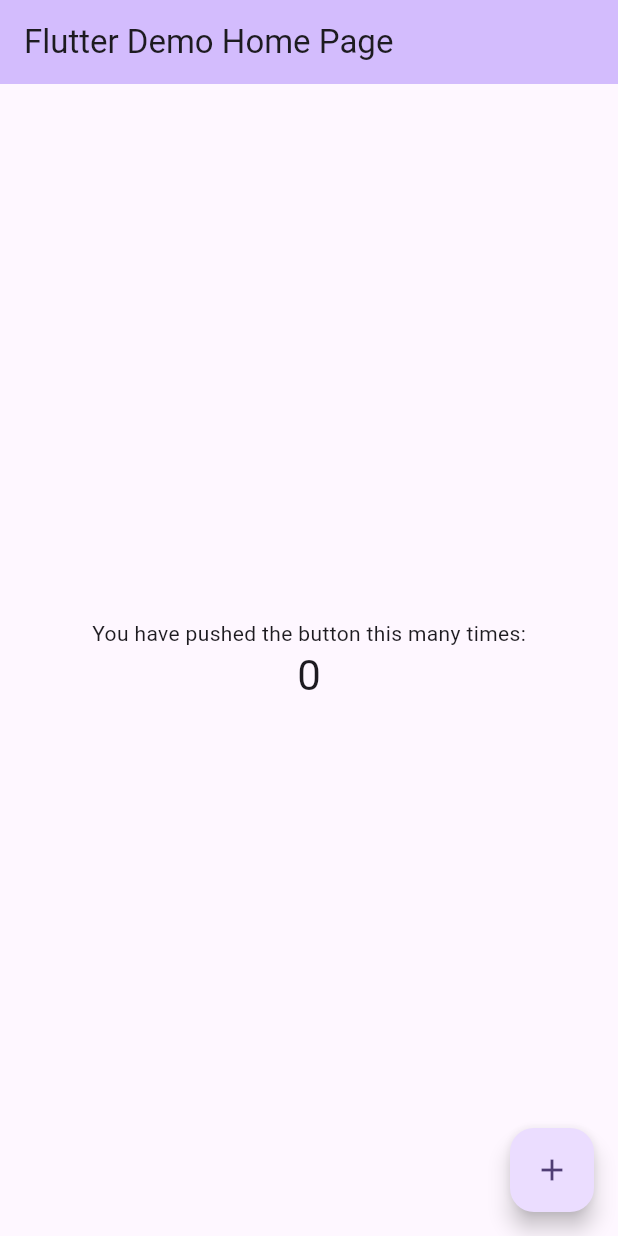
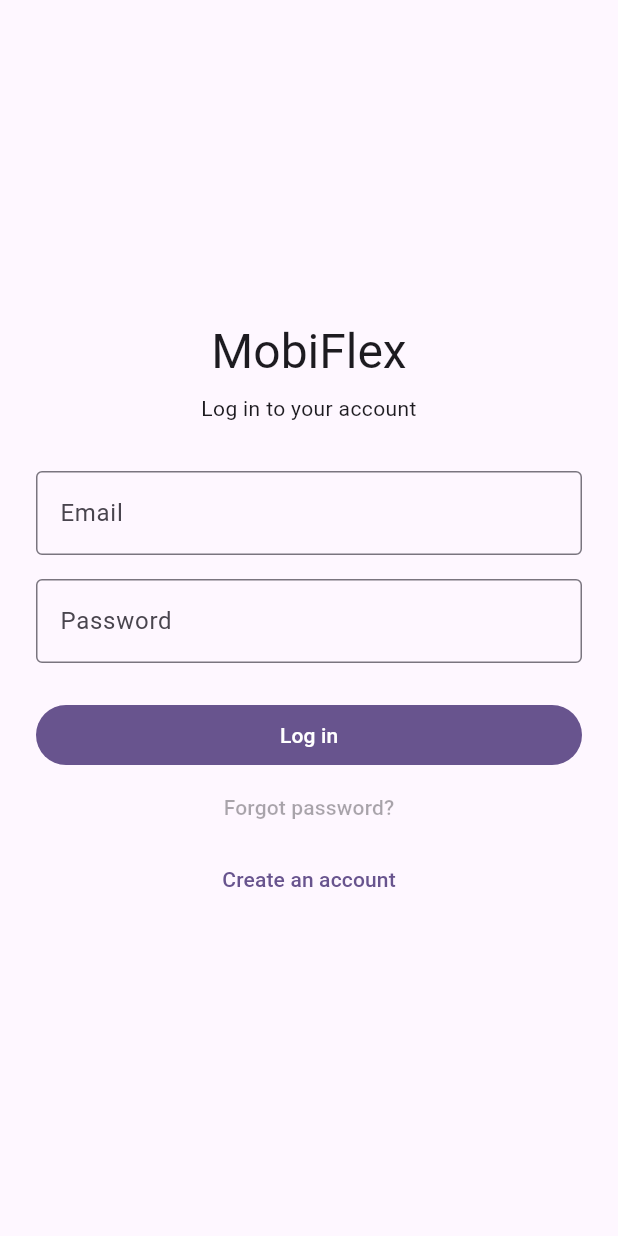
Before and after one commit to jxc03/_MobiFlex, a Flutter app: the screen it shows after launch, on a phone screen of 412 x 824 dp. Run offline on Flutter 3.47's test engine with Material 3 defaults, Android fonts, the phone set to English and light mode, and no system bars; our stand-ins replace firebase_auth, firebase_core; accounts and stored records are empty.

Commit message:
Add Firebase login and registration screens

```diff
--- a/mobiflex_application/lib/main.dart
+++ b/mobiflex_application/lib/main.dart
@@ -1,6 +1,16 @@
 import 'package:flutter/material.dart';
+import 'package:firebase_core/firebase_core.dart';
 
-void main() {
+import 'firebase_options.dart';
+import 'screens/login_screen.dart';
+
+Future<void> main() async {
+  WidgetsFlutterBinding.ensureInitialized(); // PREPARE FLUTTER BEFORE WE USE A PLUGIN
+
+  await Firebase.initializeApp( // SETS UP FIREBASE USING THE GENERATED CONFIGURATION + AWAIT- WAITS FOR SETUP TO FINISH BEFORE CALLING RUNAPP
+    options: DefaultFirebaseOptions.currentPlatform, // SELECTS THE CONFIGURATION FOR WEB/ANDROID AUTOMA
+  );
+
   runApp(const MyApp());
 }
 
@@ -30,7 +40,7 @@
         // tested with just a hot reload.
         colorScheme: ColorScheme.fromSeed(seedColor: Colors.deepPurple),
       ),
-      home: const MyHomePage(title: 'Flutter Demo Home Page'),
+      home: const LoginScreen(),
     );
   }
 }
--- /dev/null
+++ b/mobiflex_application/lib/screens/login_screen.dart
@@ -0,0 +1,174 @@
+import 'package:flutter/material.dart';
+import 'register_screen.dart';
+import 'package:firebase_auth/firebase_auth.dart';
+
+/// The login screen for MobiFlex.
+class LoginScreen extends StatefulWidget {
+  const LoginScreen({super.key});
+
+  @override
+  State<LoginScreen> createState() => _LoginScreenState();
+}
+
+class _LoginScreenState extends State<LoginScreen> {
+  final _formKey = GlobalKey<FormState>();
+
+  final _emailController = TextEditingController();
+  final _passwordController = TextEditingController();
+  bool _isLoading = false;
+  @override
+  void dispose() {
+    _emailController.dispose();
+    _passwordController.dispose();
+    super.dispose();
+  }
+
+  Future<void> _submit() async {
+    if (_isLoading || !_formKey.currentState!.validate()) {
+      return;
+    }
+
+    setState(() => _isLoading = true);
+
+    try {
+      await FirebaseAuth.instance.signInWithEmailAndPassword(
+        email: _emailController.text.trim(),
+        password: _passwordController.text,
+      );
+
+      if (!mounted) return;
+
+      _passwordController.clear();
+
+      ScaffoldMessenger.of(
+        context,
+      ).showSnackBar(const SnackBar(content: Text('Logged in successfully')));
+    } on FirebaseAuthException catch (e) {
+      if (!mounted) return;
+
+      final message = switch (e.code) {
+        'invalid-credential' ||
+        'wrong-password' ||
+        'user-not-found' => 'Unable to log in. Check your email and password.',
+        'too-many-requests' => 'Too many attempts. Please try again later.',
+        'network-request-failed' =>
+          'Check your internet connection and try again.',
+        _ => 'Unable to log in. Please try again.',
+      };
+
+      ScaffoldMessenger.of(
+        context,
+      ).showSnackBar(SnackBar(content: Text(message)));
+    } catch (_) {
+      if (!mounted) return;
+
+      ScaffoldMessenger.of(context).showSnackBar(
+        const SnackBar(
+          content: Text('Something went wrong. Please try again.'),
+        ),
+      );
+    } finally {
+      if (mounted) {
+        setState(() => _isLoading = false);
+      }
+    }
+  }
+
+  @override
+  Widget build(BuildContext context) {
+    return Scaffold(
+      body: SafeArea(
+        child: Center(
+          child: SingleChildScrollView(
+            padding: const EdgeInsets.all(24),
+            child: ConstrainedBox(
+              constraints: const BoxConstraints(maxWidth: 400),
+              child: Form(
+                key: _formKey,
+                child: Column(
+                  mainAxisSize: MainAxisSize.min,
+                  crossAxisAlignment: CrossAxisAlignment.stretch,
+                  children: [
+                    Text(
+                      'MobiFlex',
+                      textAlign: TextAlign.center,
+                      style: Theme.of(context).textTheme.headlineLarge,
+                    ),
+                    const SizedBox(height: 8),
+                    const Text(
+                      'Log in to your account',
+                      textAlign: TextAlign.center,
+                    ),
+                    const SizedBox(height: 32),
+                    TextFormField(
+                      controller: _emailController,
+                      keyboardType: TextInputType.emailAddress,
+                      decoration: const InputDecoration(
+                        labelText: 'Email',
+                        border: OutlineInputBorder(),
+                      ),
+                      validator: (value) {
+                        final email = (value ?? '').trim();
+
+                        if (email.isEmpty) {
+                          return 'Enter your email';
+                        }
+
+                        if (!RegExp(
+                          r'^[^@\s]+@[^@\s]+\.[^@\s]+$',
+                        ).hasMatch(email)) {
+                          return 'Enter a valid email address';
+                        }
+
+                        return null;
+                      },
+                    ),
+                    const SizedBox(height: 16),
+                    TextFormField(
+                      controller: _passwordController,
+                      obscureText: true,
+                      decoration: const InputDecoration(
+                        labelText: 'Password',
+                        border: OutlineInputBorder(),
+                      ),
+                      validator: (value) {
+                        if (value == null || value.isEmpty) {
+                          return 'Enter your password';
+                        }
+
+                        return null;
+                      },
+                    ),
+                    const SizedBox(height: 24),
+                    FilledButton(
+                      onPressed: _isLoading ? null : _submit,
+                      child: Text(_isLoading ? 'Logging in...' : 'Log in'),
+                    ),
+                    const TextButton(
+                      onPressed: null,
+                      child: Text('Forgot password?'),
+                    ),
+                    TextButton(
+                      onPressed:
+                          _isLoading
+                              ? null
+                              : () {
+                                Navigator.of(context).push(
+                                  MaterialPageRoute(
+                                    builder:
+                                        (context) => const RegisterScreen(),
+                                  ),
+                                );
+                              },
+                      child: const Text('Create an account'),
+                    ),
+                  ],
+                ),
+              ),
+            ),
+          ),
+        ),
+      ),
+    );
+  }
+}
--- a/mobiflex_application/pubspec.yaml
+++ b/mobiflex_application/pubspec.yaml
@@ -34,6 +34,8 @@
   # The following adds the Cupertino Icons font to your application.
   # Use with the CupertinoIcons class for iOS style icons.
   cupertino_icons: ^1.0.8
+  firebase_core: ^4.15.0
+  firebase_auth: ^6.7.0
 
 dev_dependencies:
   flutter_test:
```
Also changed, not shown: mobiflex_application/lib/screens/register_screen.dart (added, +191 -0 lines), mobiflex_application/firebase.json (added), mobiflex_application/lib/firebase_options.dart (added), mobiflex_application/pubspec.lock, 6 other files.
